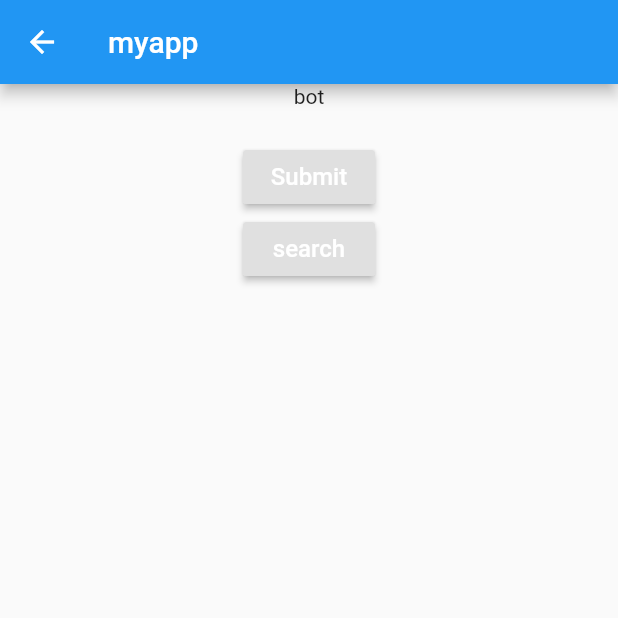
After one commit to ao1neko/flutter-chatroom, a Flutter app: the CreateRoom screen opened by its route, after a tap on "edit pro", on a phone screen of 412 x 824 dp, the top half of it. The commit adds this screen. Run offline on Flutter 3.47's test engine with Material 2 defaults, Android fonts, the phone set to English and light mode, and no system bars; our stand-ins replace cloud_firestore, firebase_auth, firebase_storage, google_sign_in, image_picker; accounts and stored records are empty.

Commit message:
change image uploader

```diff
--- a/lib/main.dart
+++ b/lib/main.dart
@@ -14,7 +14,7 @@ class MyApp extends StatelessWidget {
       initialRoute: '/',
       routes: {
         '/':(context)=> Auth(),
-        '/createroom':(context)=>CreateRoom("bot"),
+        '/createroom':(context)=>CreateRoom("1","bot"),
       },
     );
   }
--- a/lib/pages/create_room.dart
+++ b/lib/pages/create_room.dart
@@ -4,12 +4,12 @@ import 'package:flutter/services.dart';
 import './room.dart';
 import 'dart:async';
 
-
+import './edit.dart';
 
 class CreateRoom extends StatelessWidget {
   final myController = TextEditingController();
-  final String account_name;
-  CreateRoom(this.account_name);
+  final String account_name,account_id;
+  CreateRoom(this.account_id,this.account_name);
 
   Widget roomlist (BuildContext context){
     return StreamBuilder<QuerySnapshot>(
@@ -34,7 +34,7 @@ class CreateRoom extends StatelessWidget {
     return GestureDetector(
         onTap: (){
           Navigator.push(context,
-            MaterialPageRoute(builder: (BuildContext context) => Room(person_map['name'],account_name),),
+            MaterialPageRoute(builder: (BuildContext context) => Room(person_map['name'],account_id,account_name),),
           );
         },
         child:ListTile(
@@ -84,6 +84,14 @@ class CreateRoom extends StatelessWidget {
                   Firestore.instance.collection(myController.text).document(DateTime.now().toString()).setData({'name': "bot","text":"roomが作成されました","type":"text"});
                 },
                 child: Text("create room"),
+              ),
+              RaisedButton(
+                onPressed: (){
+                  Navigator.push(context,
+                    MaterialPageRoute(builder: (BuildContext context) => Edit(account_id,account_name),),
+                  );
+                },
+                child:Text("edit pro"),
               )
             ],
           ),
--- /dev/null
+++ b/lib/pages/edit.dart
@@ -0,0 +1,112 @@
+import 'package:flutter/material.dart';
+import 'dart:async';
+import 'package:image_picker/image_picker.dart';
+import 'package:firebase_storage/firebase_storage.dart';
+import 'package:cloud_firestore/cloud_firestore.dart';
+import 'dart:io';
+import 'package:path/path.dart';
+
+class Edit extends StatefulWidget{
+  final String account_name,account_id;
+  Edit(this.account_id,this.account_name);
+
+  EditState createState()=>EditState(account_id,account_name);
+}
+
+class EditState extends State<Edit>{
+  final myController = TextEditingController();
+  var _image;
+  var url;
+  final Directory tempDir = Directory.systemTemp;
+
+  final String account_name,account_id;
+  EditState(this.account_id,this.account_name);
+
+  @override
+  void dispose() {
+    myController.dispose();
+  }
+
+
+  Widget textlist (BuildContext context){
+    return StreamBuilder<QuerySnapshot>(
+      stream: Firestore.instance.collection(account_id).snapshots(),
+      builder: (context,snapshot){
+        return buildlist(context,snapshot.data.documents);
+      },
+    );
+  }
+
+  Widget buildlist(BuildContext context, List<DocumentSnapshot> snapshot){
+    return ListView(
+      scrollDirection:  Axis.vertical,
+      shrinkWrap: true,
+      padding: EdgeInsets.all(11.0),
+      children: snapshot.map((data)=> buildlistitem(context,data)).toList(),
+      reverse: false,
+    );
+  }
+
+  Widget buildlistitem(BuildContext context,DocumentSnapshot snapshot){
+    Map<String, dynamic> person_map=snapshot.data;
+
+      return
+          Container(child:Image.network(person_map["path"],width: 200.0,height: 100.0,fit:BoxFit.contain)
+      );
+  }
+
+
+  Future getImage() async{
+    var image = await ImagePicker.pickImage(source: ImageSource.gallery);
+    setState(() {
+      _image = image;
+      print(_image.path);
+    });
+  }
+
+  Future uploadPic(BuildContext context) async{
+    String filename= basename(_image.path);
+
+    StorageReference ref= FirebaseStorage.instance.ref().child(filename);
+    StorageUploadTask uploadTask = ref.putFile(_image);
+    StorageTaskSnapshot taskSnapshot =await uploadTask.onComplete;
+     url= await taskSnapshot.ref.getDownloadURL();
+    print(url);
+    Firestore.instance.collection(account_id).document(account_id).setData({'path': url,"name":account_name});
+    setState(() {
+      Scaffold.of(context).showSnackBar(SnackBar(content: Text('Profile Picture Uploaded')));
+    });
+  }
+
+  @override
+  Widget build(BuildContext context) {
+    // TODO: implement build
+    return Scaffold(
+      appBar: AppBar(
+        title: Text("myapp"),
+      ),
+      body: Container(
+        child: Center(
+          child: Column(
+            children: <Widget>[
+              Text(account_name),
+              textlist(context),
+              RaisedButton(
+                onPressed: () {
+                  uploadPic(context);
+                },
+                child: Text('Submit', style: TextStyle(color: Colors.white, fontSize: 16.0),),
+              ),
+              RaisedButton(
+                child: Text('search', style: TextStyle(color: Colors.white, fontSize: 16.0),),
+                onPressed: () {
+                  getImage();
+                },
+              ),
+            ],
+          ),
+        ),
+      ),
+    );
+  }
+}
```
Also changed, not shown: lib/pages/auth.dart (+5 -2 lines), lib/pages/room.dart (+61 -22 lines).
